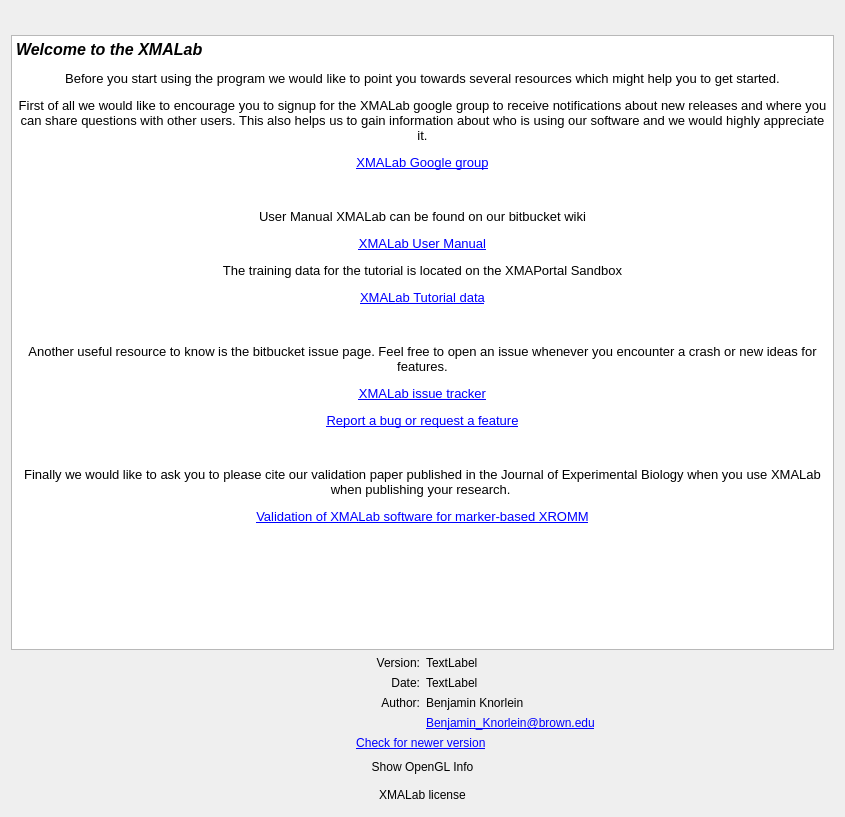
Above: src/ui/ui-files/AboutDialog.ui from XROMMPackages/xmalab before the change. Below: the same form after it.
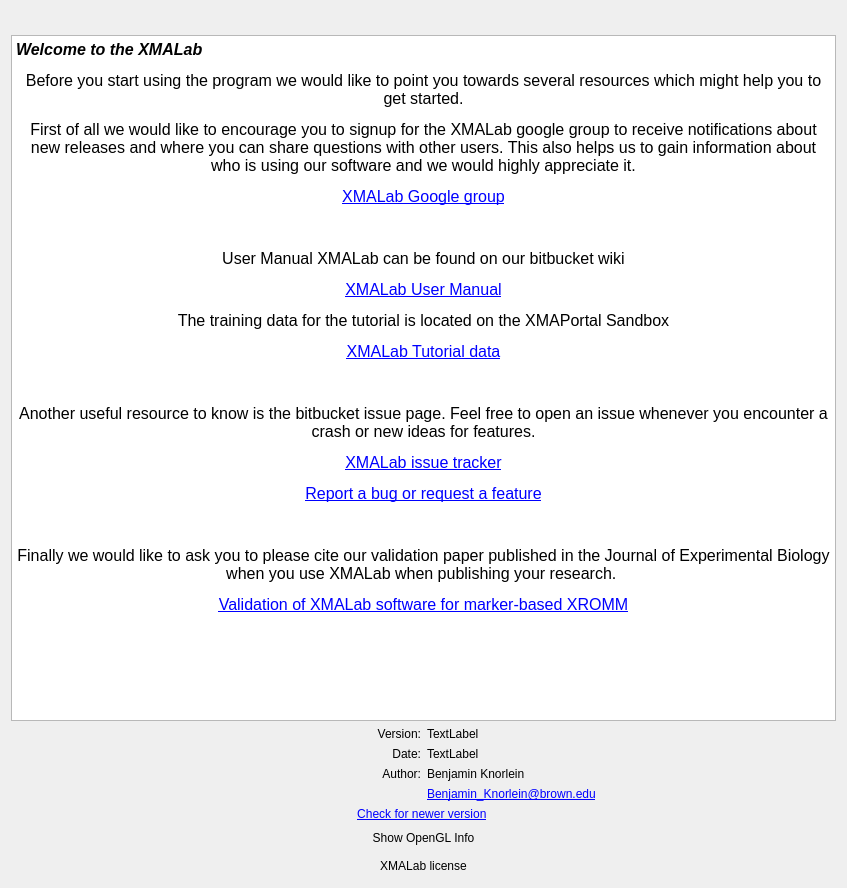
That is the form after the change. Icons and pictures are not drawn.

Commit message: Last Changes for Release after Beths comments

```diff
--- a/src/ui/ui-files/AboutDialog.ui
+++ b/src/ui/ui-files/AboutDialog.ui
@@ -6,8 +6,8 @@
    <rect>
     <x>0</x>
     <y>0</y>
-    <width>845</width>
-    <height>817</height>
+    <width>847</width>
+    <height>888</height>
    </rect>
   </property>
   <property name="sizePolicy">
@@ -214,21 +214,21 @@
 p, li { white-space: pre-wrap; }
 &lt;/style&gt;&lt;/head&gt;&lt;body style=&quot; font-family:'MS Shell Dlg 2'; font-size:8.25pt; font-weight:400; font-style:normal;&quot;&gt;
 &lt;p style=&quot; margin-top:12px; margin-bottom:12px; margin-left:0px; margin-right:0px; -qt-block-indent:0; text-indent:0px;&quot;&gt;&lt;span style=&quot; font-size:12pt; font-weight:600; font-style:italic;&quot;&gt;Welcome to the XMALab&lt;/span&gt;&lt;/p&gt;
-&lt;p align=&quot;center&quot; style=&quot; margin-top:12px; margin-bottom:12px; margin-left:0px; margin-right:0px; -qt-block-indent:0; text-indent:0px;&quot;&gt;&lt;span style=&quot; font-size:10pt;&quot;&gt;Before you start using the program we would like to point you towards several resources which might help you to get started.&lt;/span&gt;&lt;/p&gt;
-&lt;p align=&quot;center&quot; style=&quot; margin-top:12px; margin-bottom:12px; margin-left:0px; margin-right:0px; -qt-block-indent:0; text-indent:0px;&quot;&gt;&lt;span style=&quot; font-size:10pt;&quot;&gt;First of all we would like to encourage you to signup for the XMALab google group to receive notifications about new releases and where you can share questions with other users. This also helps us to gain information about who is using our software and we would highly appreciate it.&lt;/span&gt;&lt;/p&gt;
-&lt;p align=&quot;center&quot; style=&quot; margin-top:12px; margin-bottom:12px; margin-left:0px; margin-right:0px; -qt-block-indent:0; text-indent:0px;&quot;&gt;&lt;a href=&quot;https://groups.google.com/a/brown.edu/forum/?hl=en#!forum/xmalab&quot;&gt;&lt;span style=&quot; font-size:10pt; text-decoration: underline; color:#0000ff;&quot;&gt;XMALab Google group&lt;/span&gt;&lt;/a&gt;&lt;/p&gt;
-&lt;p align=&quot;center&quot; style=&quot;-qt-paragraph-type:empty; margin-top:12px; margin-bottom:12px; margin-left:0px; margin-right:0px; -qt-block-indent:0; text-indent:0px; font-size:10pt; text-decoration: underline; color:#0000ff;&quot;&gt;&lt;br /&gt;&lt;/p&gt;
-&lt;p align=&quot;center&quot; style=&quot; margin-top:12px; margin-bottom:12px; margin-left:0px; margin-right:0px; -qt-block-indent:0; text-indent:0px;&quot;&gt;&lt;span style=&quot; font-size:10pt;&quot;&gt;User Manual XMALab can be found on our bitbucket wiki&lt;/span&gt;&lt;/p&gt;
-&lt;p align=&quot;center&quot; style=&quot; margin-top:12px; margin-bottom:12px; margin-left:0px; margin-right:0px; -qt-block-indent:0; text-indent:0px;&quot;&gt;&lt;a href=&quot;https://bitbucket.org/xromm/xmalab/wiki/Home&quot;&gt;&lt;span style=&quot; font-size:10pt; text-decoration: underline; color:#0000ff;&quot;&gt;XMALab User Manual&lt;/span&gt;&lt;/a&gt;&lt;/p&gt;
-&lt;p align=&quot;center&quot; style=&quot; margin-top:12px; margin-bottom:12px; margin-left:0px; margin-right:0px; -qt-block-indent:0; text-indent:0px;&quot;&gt;&lt;span style=&quot; font-size:10pt;&quot;&gt;The training data for the tutorial is located on the XMAPortal Sandbox&lt;/span&gt;&lt;/p&gt;
-&lt;p align=&quot;center&quot; style=&quot; margin-top:12px; margin-bottom:12px; margin-left:0px; margin-right:0px; -qt-block-indent:0; text-indent:0px;&quot;&gt;&lt;a href=&quot;http://xmaportal.org/sandbox/larequest.php?request=explorePublicStudy&amp;amp;StudyID=49&amp;amp;instit=SANDBOX1&quot;&gt;&lt;span style=&quot; font-size:10pt; text-decoration: underline; color:#0000ff;&quot;&gt;XMALab Tutorial data&lt;/span&gt;&lt;/a&gt;&lt;/p&gt;
-&lt;p align=&quot;center&quot; style=&quot;-qt-paragraph-type:empty; margin-top:12px; margin-bottom:12px; margin-left:0px; margin-right:0px; -qt-block-indent:0; text-indent:0px; font-size:10pt; text-decoration: underline; color:#0000ff;&quot;&gt;&lt;br /&gt;&lt;/p&gt;
-&lt;p align=&quot;center&quot; style=&quot; margin-top:12px; margin-bottom:12px; margin-left:0px; margin-right:0px; -qt-block-indent:0; text-indent:0px;&quot;&gt;&lt;span style=&quot; font-size:10pt;&quot;&gt;Another useful resource to know is the bitbucket issue page. Feel free to open an issue whenever you encounter a crash or new ideas for features.&lt;/span&gt;&lt;/p&gt;
-&lt;p align=&quot;center&quot; style=&quot; margin-top:12px; margin-bottom:12px; margin-left:0px; margin-right:0px; -qt-block-indent:0; text-indent:0px;&quot;&gt;&lt;a href=&quot;https://bitbucket.org/xromm/xmalab/issues?status=new&amp;amp;status=open&quot;&gt;&lt;span style=&quot; font-size:10pt; text-decoration: underline; color:#0000ff;&quot;&gt;XMALab issue tracker&lt;/span&gt;&lt;/a&gt;&lt;/p&gt;
-&lt;p align=&quot;center&quot; style=&quot; margin-top:12px; margin-bottom:12px; margin-left:0px; margin-right:0px; -qt-block-indent:0; text-indent:0px;&quot;&gt;&lt;a href=&quot;https://bitbucket.org/xromm/xmalab/issues/new&quot;&gt;&lt;span style=&quot; font-size:10pt; text-decoration: underline; color:#0000ff;&quot;&gt;Report a bug or request a feature&lt;/span&gt;&lt;/a&gt;&lt;/p&gt;
-&lt;p align=&quot;center&quot; style=&quot;-qt-paragraph-type:empty; margin-top:12px; margin-bottom:12px; margin-left:0px; margin-right:0px; -qt-block-indent:0; text-indent:0px; font-size:10pt; text-decoration: underline; color:#0000ff;&quot;&gt;&lt;br /&gt;&lt;/p&gt;
-&lt;p align=&quot;center&quot; style=&quot; margin-top:12px; margin-bottom:12px; margin-left:0px; margin-right:0px; -qt-block-indent:0; text-indent:0px;&quot;&gt;&lt;span style=&quot; font-size:10pt;&quot;&gt;Finally we would like to ask you to please cite our validation paper published in the Journal of Experimental Biology when you use XMALab when publishing your research. &lt;/span&gt;&lt;/p&gt;
-&lt;p align=&quot;center&quot; style=&quot; margin-top:12px; margin-bottom:12px; margin-left:0px; margin-right:0px; -qt-block-indent:0; text-indent:0px;&quot;&gt;&lt;a href=&quot;http://jeb.biologists.org/content/219/23/3701&quot;&gt;&lt;span style=&quot; font-size:10pt; text-decoration: underline; color:#0000ff;&quot;&gt;Validation of XMALab software for marker-based XROMM&lt;/span&gt;&lt;/a&gt;&lt;/p&gt;&lt;/body&gt;&lt;/html&gt;</string>
+&lt;p align=&quot;center&quot; style=&quot; margin-top:12px; margin-bottom:12px; margin-left:0px; margin-right:0px; -qt-block-indent:0; text-indent:0px;&quot;&gt;&lt;span style=&quot; font-size:12pt;&quot;&gt;Before you start using the program we would like to point you towards several resources which might help you to get started.&lt;/span&gt;&lt;/p&gt;
+&lt;p align=&quot;center&quot; style=&quot; margin-top:12px; margin-bottom:12px; margin-left:0px; margin-right:0px; -qt-block-indent:0; text-indent:0px;&quot;&gt;&lt;span style=&quot; font-size:12pt;&quot;&gt;First of all we would like to encourage you to signup for the XMALab google group to receive notifications about new releases and where you can share questions with other users. This also helps us to gain information about who is using our software and we would highly appreciate it.&lt;/span&gt;&lt;/p&gt;
+&lt;p align=&quot;center&quot; style=&quot; margin-top:12px; margin-bottom:12px; margin-left:0px; margin-right:0px; -qt-block-indent:0; text-indent:0px;&quot;&gt;&lt;a href=&quot;https://groups.google.com/a/brown.edu/forum/?hl=en#!forum/xmalab&quot;&gt;&lt;span style=&quot; font-size:12pt; text-decoration: underline; color:#0000ff;&quot;&gt;XMALab Google group&lt;/span&gt;&lt;/a&gt;&lt;/p&gt;
+&lt;p align=&quot;center&quot; style=&quot;-qt-paragraph-type:empty; margin-top:12px; margin-bottom:12px; margin-left:0px; margin-right:0px; -qt-block-indent:0; text-indent:0px; font-size:12pt; text-decoration: underline; color:#0000ff;&quot;&gt;&lt;br /&gt;&lt;/p&gt;
+&lt;p align=&quot;center&quot; style=&quot; margin-top:12px; margin-bottom:12px; margin-left:0px; margin-right:0px; -qt-block-indent:0; text-indent:0px;&quot;&gt;&lt;span style=&quot; font-size:12pt;&quot;&gt;User Manual XMALab can be found on our bitbucket wiki&lt;/span&gt;&lt;/p&gt;
+&lt;p align=&quot;center&quot; style=&quot; margin-top:12px; margin-bottom:12px; margin-left:0px; margin-right:0px; -qt-block-indent:0; text-indent:0px;&quot;&gt;&lt;a href=&quot;https://bitbucket.org/xromm/xmalab/wiki/Home&quot;&gt;&lt;span style=&quot; font-size:12pt; text-decoration: underline; color:#0000ff;&quot;&gt;XMALab User Manual&lt;/span&gt;&lt;/a&gt;&lt;/p&gt;
+&lt;p align=&quot;center&quot; style=&quot; margin-top:12px; margin-bottom:12px; margin-left:0px; margin-right:0px; -qt-block-indent:0; text-indent:0px;&quot;&gt;&lt;span style=&quot; font-size:12pt;&quot;&gt;The training data for the tutorial is located on the XMAPortal Sandbox&lt;/span&gt;&lt;/p&gt;
+&lt;p align=&quot;center&quot; style=&quot; margin-top:12px; margin-bottom:12px; margin-left:0px; margin-right:0px; -qt-block-indent:0; text-indent:0px;&quot;&gt;&lt;a href=&quot;http://xmaportal.org/sandbox/larequest.php?request=explorePublicStudy&amp;amp;StudyID=49&amp;amp;instit=SANDBOX1&quot;&gt;&lt;span style=&quot; font-size:12pt; text-decoration: underline; color:#0000ff;&quot;&gt;XMALab Tutorial data&lt;/span&gt;&lt;/a&gt;&lt;/p&gt;
+&lt;p align=&quot;center&quot; style=&quot;-qt-paragraph-type:empty; margin-top:12px; margin-bottom:12px; margin-left:0px; margin-right:0px; -qt-block-indent:0; text-indent:0px; font-size:12pt; text-decoration: underline; color:#0000ff;&quot;&gt;&lt;br /&gt;&lt;/p&gt;
+&lt;p align=&quot;center&quot; style=&quot; margin-top:12px; margin-bottom:12px; margin-left:0px; margin-right:0px; -qt-block-indent:0; text-indent:0px;&quot;&gt;&lt;span style=&quot; font-size:12pt;&quot;&gt;Another useful resource to know is the bitbucket issue page. Feel free to open an issue whenever you encounter a crash or new ideas for features.&lt;/span&gt;&lt;/p&gt;
+&lt;p align=&quot;center&quot; style=&quot; margin-top:12px; margin-bottom:12px; margin-left:0px; margin-right:0px; -qt-block-indent:0; text-indent:0px;&quot;&gt;&lt;a href=&quot;https://bitbucket.org/xromm/xmalab/issues?status=new&amp;amp;status=open&quot;&gt;&lt;span style=&quot; font-size:12pt; text-decoration: underline; color:#0000ff;&quot;&gt;XMALab issue tracker&lt;/span&gt;&lt;/a&gt;&lt;/p&gt;
+&lt;p align=&quot;center&quot; style=&quot; margin-top:12px; margin-bottom:12px; margin-left:0px; margin-right:0px; -qt-block-indent:0; text-indent:0px;&quot;&gt;&lt;a href=&quot;https://bitbucket.org/xromm/xmalab/issues/new&quot;&gt;&lt;span style=&quot; font-size:12pt; text-decoration: underline; color:#0000ff;&quot;&gt;Report a bug or request a feature&lt;/span&gt;&lt;/a&gt;&lt;/p&gt;
+&lt;p align=&quot;center&quot; style=&quot;-qt-paragraph-type:empty; margin-top:12px; margin-bottom:12px; margin-left:0px; margin-right:0px; -qt-block-indent:0; text-indent:0px; font-size:12pt; text-decoration: underline; color:#0000ff;&quot;&gt;&lt;br /&gt;&lt;/p&gt;
+&lt;p align=&quot;center&quot; style=&quot; margin-top:12px; margin-bottom:12px; margin-left:0px; margin-right:0px; -qt-block-indent:0; text-indent:0px;&quot;&gt;&lt;span style=&quot; font-size:12pt;&quot;&gt;Finally we would like to ask you to please cite our validation paper published in the Journal of Experimental Biology when you use XMALab when publishing your research. &lt;/span&gt;&lt;/p&gt;
+&lt;p align=&quot;center&quot; style=&quot; margin-top:12px; margin-bottom:12px; margin-left:0px; margin-right:0px; -qt-block-indent:0; text-indent:0px;&quot;&gt;&lt;a href=&quot;http://jeb.biologists.org/content/219/23/3701&quot;&gt;&lt;span style=&quot; font-size:12pt; text-decoration: underline; color:#0000ff;&quot;&gt;Validation of XMALab software for marker-based XROMM&lt;/span&gt;&lt;/a&gt;&lt;/p&gt;&lt;/body&gt;&lt;/html&gt;</string>
        </property>
        <property name="openExternalLinks">
         <bool>true</bool>
```
The commit also changes 2 other files.
